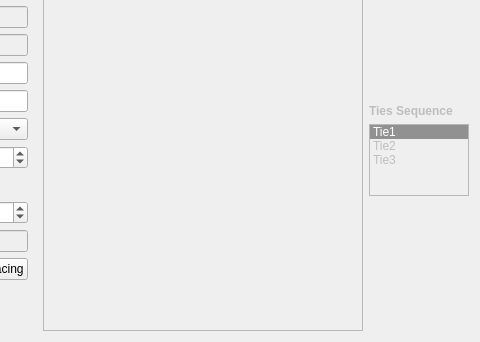
Above: ColumnReinforcement/Ties.ui from amrit3701/FreeCAD-Reinforcement before the change; both pictures show x 198 to 678 and y 116 to 458 of the 678 by 458 pixel window. Below: the same form after it.
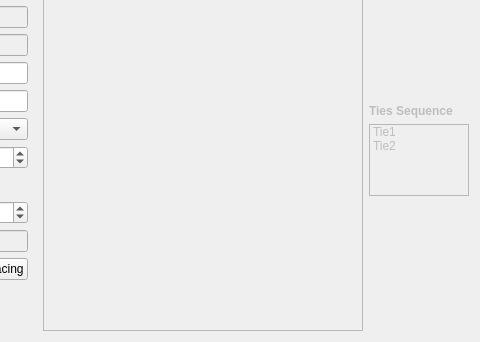
That is the form after the change. Custom widgets are drawn as their Qt base class.

Commit message:
Create TwoTiesSixRebars column reinforcement from UI
Now user can create two ties six rebars column reinforcement through UI

Patch:
```diff
--- a/ColumnReinforcement/Ties.ui
+++ b/ColumnReinforcement/Ties.ui
@@ -110,7 +110,7 @@
         <enum>QAbstractItemView::InternalMove</enum>
        </property>
        <property name="currentRow">
-        <number>0</number>
+        <number>-1</number>
        </property>
        <item>
         <property name="text">
@@ -122,11 +122,6 @@
          <string>Tie2</string>
         </property>
        </item>
-       <item>
-        <property name="text">
-         <string>Tie3</string>
-        </property>
-       </item>
       </widget>
      </item>
      <item>
```
The commit also changes 2 other files.
